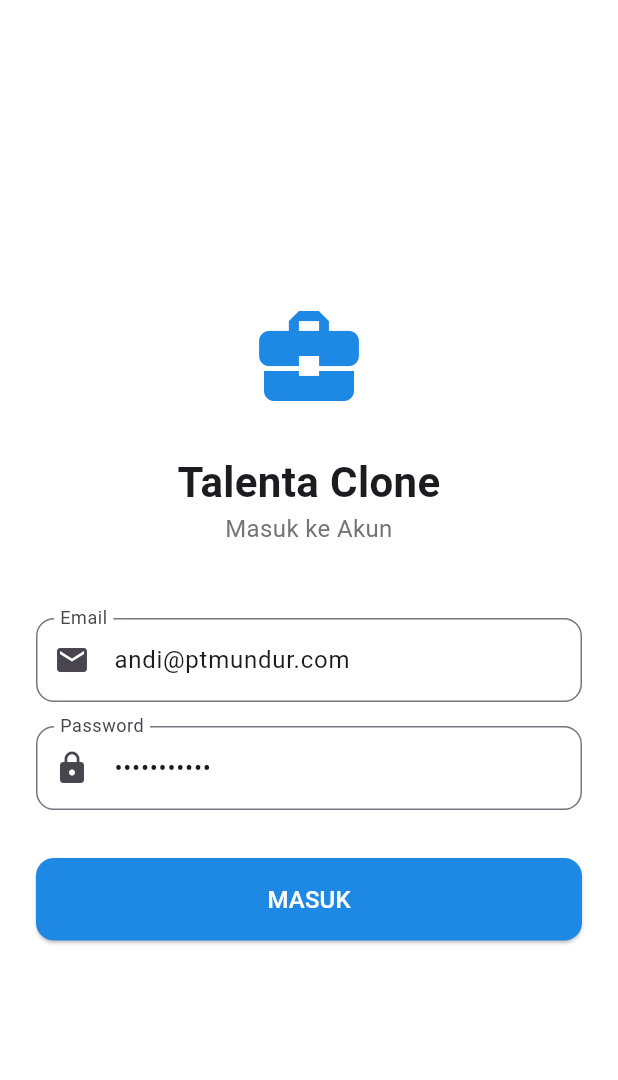
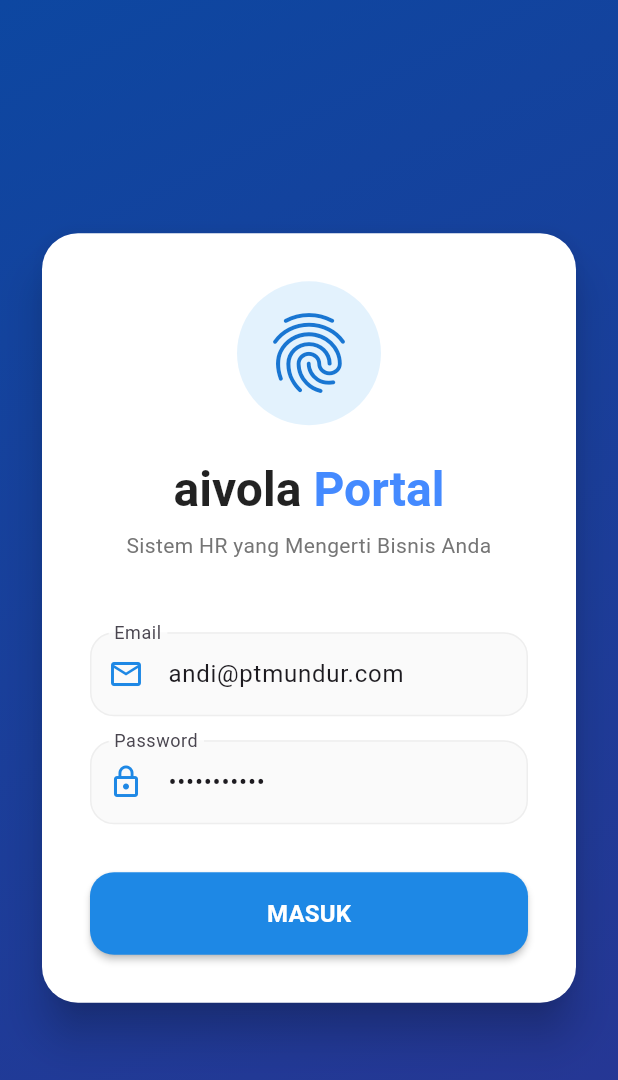
Before and after one commit to yoppisasda-cpu/hris-absensi-clone, a Flutter app: the screen it shows after launch, on a phone screen of 412 x 824 dp. Shown: the top 1080 px of the screen. Run offline on Flutter 3.47's test engine with Material 3 defaults, Android fonts, the phone set to English and light mode, and no system bars; our stand-ins replace dio, geolocator, image_picker, pdf, permission_handler, printing and 1 more.

```diff
--- a/mobile_app/lib/l10n/app_en.arb
+++ b/mobile_app/lib/l10n/app_en.arb
@@ -1,5 +1,5 @@
 {
-  "appTitle": "Talenta Clone",
+  "appTitle": "Aivola",
   "menuHome": "Home",
   "menuAttendance": "Attendance",
   "menuHistory": "History",
--- a/mobile_app/lib/l10n/app_id.arb
+++ b/mobile_app/lib/l10n/app_id.arb
@@ -1,5 +1,5 @@
 {
-  "appTitle": "Talenta Clone",
+  "appTitle": "Aivola",
   "menuHome": "Beranda",
   "menuAttendance": "Absensi",
   "menuHistory": "Riwayat",
--- a/mobile_app/lib/screens/login_screen.dart
+++ b/mobile_app/lib/screens/login_screen.dart
@@ -34,66 +34,122 @@ class _LoginScreenState extends State<LoginScreen> {
   @override
   Widget build(BuildContext context) {
     return Scaffold(
-      backgroundColor: Colors.white,
-      body: SafeArea(
+      body: Container(
+        decoration: BoxDecoration(
+          gradient: LinearGradient(
+            begin: Alignment.topLeft,
+            end: Alignment.bottomRight,
+            colors: [Colors.blue.shade900, Colors.indigo.shade800],
+          ),
+        ),
+        child: SafeArea(
           child: Center(
             child: SingleChildScrollView(
               padding: const EdgeInsets.symmetric(horizontal: 24.0),
+              child: Card(
+                elevation: 12,
+                shape: RoundedRectangleBorder(borderRadius: BorderRadius.circular(24)),
+                color: Colors.white,
+                child: Padding(
+                  padding: const EdgeInsets.all(32.0),
                   child: Column(
                     mainAxisAlignment: MainAxisAlignment.center,
                     crossAxisAlignment: CrossAxisAlignment.stretch,
                     children: [
-                Icon(Icons.business_center, size: 80, color: Colors.blue[600]),
-                SizedBox(height: 24),
+                      Center(
+                        child: Container(
+                          padding: const EdgeInsets.all(16),
+                          decoration: BoxDecoration(
+                            color: Colors.blue.shade50,
+                            shape: BoxShape.circle,
+                          ),
+                          child: Icon(Icons.fingerprint, size: 64, color: Colors.blue.shade700),
+                        ),
+                      ),
+                      const SizedBox(height: 24),
+                      RichText(
+                        textAlign: TextAlign.center,
+                        text: TextSpan(
+                          style: const TextStyle(fontSize: 32, fontWeight: FontWeight.bold),
+                          children: [
+                            const TextSpan(text: 'aivola ', style: TextStyle(color: Colors.black87)),
+                            TextSpan(text: 'Portal', style: TextStyle(color: Colors.blueAccent)),
+                          ],
+                        ),
+                      ),
+                      const SizedBox(height: 8),
                       Text(
-                  AppLocalizations.of(context)!.appTitle,
+                        'Sistem HR yang Mengerti Bisnis Anda',
                         textAlign: TextAlign.center,
-                  style: TextStyle(fontSize: 28, fontWeight: FontWeight.bold),
+                        style: TextStyle(color: Colors.grey.shade600, fontSize: 14),
                       ),
-                Text(
-                  AppLocalizations.of(context)!.loginTitle,
-                  textAlign: TextAlign.center,
-                  style: TextStyle(color: Colors.grey[600], fontSize: 16),
-                ),
-                SizedBox(height: 48),
+                      const SizedBox(height: 48),
                       TextField(
                         controller: _emailController,
                         decoration: InputDecoration(
                           labelText: AppLocalizations.of(context)!.loginEmail,
+                          filled: true,
+                          fillColor: Colors.grey.shade50,
                           border: OutlineInputBorder(
-                      borderRadius: BorderRadius.circular(12),
+                            borderRadius: BorderRadius.circular(16),
+                            borderSide: BorderSide.none,
                           ),
-                    prefixIcon: Icon(Icons.email),
+                          enabledBorder: OutlineInputBorder(
+                            borderRadius: BorderRadius.circular(16),
+                            borderSide: BorderSide(color: Colors.grey.shade200),
+                          ),
+                          focusedBorder: OutlineInputBorder(
+                            borderRadius: BorderRadius.circular(16),
+                            borderSide: BorderSide(color: Colors.blue.shade400, width: 2),
+                          ),
+                          prefixIcon: Icon(Icons.email_outlined, color: Colors.blue.shade600),
                         ),
                         keyboardType: TextInputType.emailAddress,
                       ),
-                SizedBox(height: 16),
+                      const SizedBox(height: 16),
                       TextField(
                         controller: _passwordController,
                         obscureText: true,
                         decoration: InputDecoration(
                           labelText: AppLocalizations.of(context)!.loginPassword,
+                          filled: true,
+                          fillColor: Colors.grey.shade50,
                           border: OutlineInputBorder(
-                      borderRadius: BorderRadius.circular(12),
+                            borderRadius: BorderRadius.circular(16),
+                            borderSide: BorderSide.none,
                           ),
-                    prefixIcon: Icon(Icons.lock),
+                          enabledBorder: OutlineInputBorder(
+                            borderRadius: BorderRadius.circular(16),
+                            borderSide: BorderSide(color: Colors.grey.shade200),
+                          ),
+                          focusedBorder: OutlineInputBorder(
+                            borderRadius: BorderRadius.circular(16),
+                            borderSide: BorderSide(color: Colors.blue.shade400, width: 2),
+                          ),
+                          prefixIcon: Icon(Icons.lock_outline, color: Colors.blue.shade600),
                         ),
                       ),
-                SizedBox(height: 32),
+                      const SizedBox(height: 32),
                       ElevatedButton(
                         onPressed: _isLoading ? null : _handleLogin,
                         style: ElevatedButton.styleFrom(
-                    padding: EdgeInsets.symmetric(vertical: 16),
-                    backgroundColor: Colors.blue[600],
+                          padding: const EdgeInsets.symmetric(vertical: 16),
+                          backgroundColor: Colors.blue.shade600,
+                          foregroundColor: Colors.white,
+                          elevation: 2,
                           shape: RoundedRectangleBorder(
-                      borderRadius: BorderRadius.circular(12),
+                            borderRadius: BorderRadius.circular(16),
                           ),
                         ),
                         child: _isLoading
-                      ? CircularProgressIndicator(color: Colors.white)
+                            ? const SizedBox(
+                                height: 24,
+                                width: 24,
+                                child: CircularProgressIndicator(color: Colors.white, strokeWidth: 2),
+                              )
                             : Text(
                                 AppLocalizations.of(context)!.loginButton,
-                          style: TextStyle(fontSize: 16, color: Colors.white),
+                                style: const TextStyle(fontSize: 16, fontWeight: FontWeight.bold),
                               ),
                       ),
                     ],
@@ -101,6 +157,9 @@ class _LoginScreenState extends State<LoginScreen> {
                 ),
               ),
             ),
+          ),
+        ),
+      ),
     );
   }
 }
--- a/mobile_app/lib/services/api_service.dart
+++ b/mobile_app/lib/services/api_service.dart
@@ -4,7 +4,7 @@ import 'package:shared_preferences/shared_preferences.dart';
 class ApiService {
   // Ganti localhost dengan IP lokal komputer Anda jika dio run di real-device/emulator
   // Emulator Android = 10.0.2.2 || Real Device = IP LAN (192.168.x.x)
-  static const String baseUrl = 'https://api.aivola.id/api';
+  static const String baseUrl = 'https://hris-absensi-clone-production.up.railway.app/api';
   final Dio _dio = Dio(BaseOptions(baseUrl: baseUrl));
 
   ApiService() {
```
Also changed, not shown: mobile_app/lib/l10n/generated/app_localizations.dart, mobile_app/lib/l10n/generated/app_localizations_en.dart, mobile_app/lib/l10n/generated/app_localizations_id.dart, 8 other files. Lines whose indentation alone changed are shown as unchanged.
